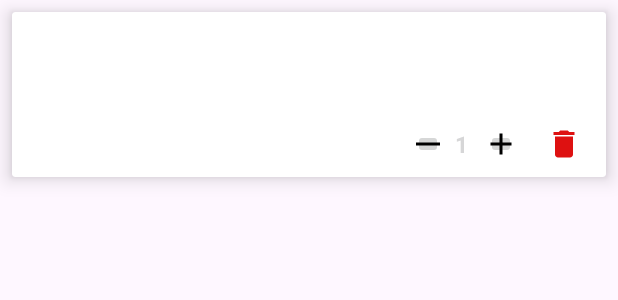
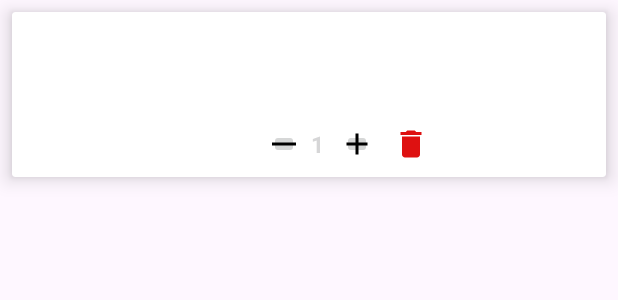
Before and after one commit to ImVux21/android_mpr_course, an Android app: the layout each_cart_item.xml on its own in the app's theme, with its tools: preview values and no code run, on a phone screen of 412 x 824 dp. Shown: the top 300 px of the screen. Run offline under Robolectric (Android 15) with nearby library versions, the phone set to English and light mode, and no system bars.

Commit message:
fix some bugs

```diff
--- a/MyCart/app/src/main/java/com/example/mycart/views/CartActivity.java
+++ b/MyCart/app/src/main/java/com/example/mycart/views/CartActivity.java
@@ -32,7 +32,7 @@ public class CartActivity extends AppCompatActivity implements CartAdapter.CartC
             for (ItemCart itemCart : itemCarts) {
                 price += itemCart.getPrice();
             }
-            totalCartPriceTv.setText("₫ " + convertToVietNamDong(price));t
+            totalCartPriceTv.setText("₫ " + convertToVietNamDong(price));
         });
     }
 
--- a/MyCart/app/src/main/res/layout/each_cart_item.xml
+++ b/MyCart/app/src/main/res/layout/each_cart_item.xml
@@ -1,6 +1,7 @@
 <?xml version="1.0" encoding="utf-8"?>
 <androidx.cardview.widget.CardView xmlns:android="http://schemas.android.com/apk/res/android"
     xmlns:app="http://schemas.android.com/apk/res-auto"
+    xmlns:tools="http://schemas.android.com/tools"
     android:layout_width="match_parent"
     android:layout_height="wrap_content"
     android:layout_marginHorizontal="8dp"
@@ -52,6 +53,8 @@
             android:layout_marginTop="76dp"
             android:layout_marginEnd="16dp"
             app:layout_constraintEnd_toEndOf="parent"
+            app:layout_constraintHorizontal_bias="0.118"
+            app:layout_constraintStart_toEndOf="@+id/eachCartItemAddQuantityBtn"
             app:layout_constraintTop_toTopOf="parent"
             app:srcCompat="@drawable/baseline_delete_24" />
 
@@ -59,7 +62,7 @@
             android:id="@+id/eachCartItemAddQuantityBtn"
             android:layout_width="20dp"
             android:layout_height="20dp"
-            android:layout_marginEnd="60dp"
+            android:layout_marginEnd="156dp"
             android:layout_marginBottom="12dp"
             app:layout_constraintBottom_toBottomOf="parent"
             app:layout_constraintEnd_toEndOf="parent"
@@ -87,6 +90,18 @@
             app:layout_constraintBottom_toBottomOf="parent"
             app:layout_constraintEnd_toStartOf="@+id/eachCartItemQuantityTV"
             app:srcCompat="@drawable/baseline_minus_24" />
+
+        <TextView
+            android:id="@+id/eachCartTotalItemPriceTv"
+            android:layout_width="wrap_content"
+            android:layout_height="wrap_content"
+            android:layout_marginEnd="16dp"
+            android:textColor="@color/black"
+            android:textSize="12sp"
+            app:layout_constraintBottom_toBottomOf="parent"
+            app:layout_constraintEnd_toEndOf="parent"
+            app:layout_constraintTop_toTopOf="parent"
+            app:layout_constraintVertical_bias="0.808" />
     </androidx.constraintlayout.widget.ConstraintLayout>
 
 </androidx.cardview.widget.CardView>
```
Also changed, not shown: MyCart/app/src/main/java/com/example/mycart/adapters/CartAdapter.java (+7 -2 lines), MyCart/app/src/main/java/com/example/mycart/models/ItemCart.java (+14 -0 lines), MyCart/app/src/main/res/layout/activity_cart.xml (+28 -2 lines).
